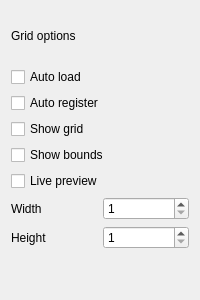
Qt form ui/GridOptions.ui (Fefedu973/OpenRGBVisualMapPlugin) before a commit.
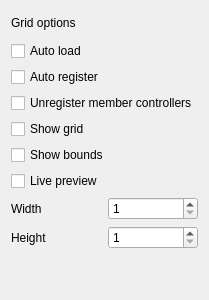
The same form after that commit.

Commit message: Add option to unregister member controllers when virtual controller is registered

```diff
--- a/ui/GridOptions.ui
+++ b/ui/GridOptions.ui
@@ -21,15 +21,8 @@
   </property>
   <layout class="QGridLayout" name="gridLayout_4">
    <item row="0" column="0">
-    <layout class="QGridLayout" name="gridLayout" rowstretch="1,1,1,1,1,1,0,0,0">
-     <item row="3" column="0">
-      <widget class="QCheckBox" name="grid_checkBox">
-       <property name="text">
-        <string>Show grid</string>
-       </property>
-      </widget>
-     </item>
-     <item row="7" column="0">
+    <layout class="QGridLayout" name="gridLayout" rowstretch="1,1,1,1,1,1,0,0,0,0">
+     <item row="8" column="0">
       <layout class="QGridLayout" name="gridLayout_3">
        <item row="0" column="0">
         <widget class="QLabel" name="height">
@@ -53,14 +46,45 @@
        </item>
       </layout>
      </item>
-     <item row="5" column="0">
-      <widget class="QCheckBox" name="live_preview_checkBox">
+     <item row="0" column="0">
+      <widget class="QLabel" name="label">
        <property name="text">
-        <string>Live preview</string>
+        <string>Grid options</string>
        </property>
       </widget>
      </item>
-     <item row="8" column="0">
+     <item row="7" column="0">
+      <layout class="QGridLayout" name="gridLayout_2">
+       <item row="0" column="0">
+        <widget class="QLabel" name="width">
+         <property name="text">
+          <string>Width</string>
+         </property>
+        </widget>
+       </item>
+       <item row="0" column="1">
+        <widget class="QSpinBox" name="w_spinBox">
+         <property name="minimum">
+          <number>1</number>
+         </property>
+         <property name="maximum">
+          <number>1024</number>
+         </property>
+         <property name="singleStep">
+          <number>1</number>
+         </property>
+        </widget>
+       </item>
+      </layout>
+     </item>
+     <item row="2" column="0">
+      <widget class="QCheckBox" name="auto_register_checkBox">
+       <property name="text">
+        <string>Auto register</string>
+       </property>
+      </widget>
+     </item>
+     <item row="9" column="0">
       <spacer name="verticalSpacer">
        <property name="orientation">
         <enum>Qt::Vertical</enum>
@@ -73,10 +97,10 @@
        </property>
       </spacer>
      </item>
-     <item row="0" column="0">
-      <widget class="QLabel" name="label">
+     <item row="5" column="0">
+      <widget class="QCheckBox" name="bounds_checkBox">
        <property name="text">
-        <string>Grid options</string>
+        <string>Show bounds</string>
        </property>
       </widget>
      </item>
@@ -87,41 +111,24 @@
        </property>
       </widget>
      </item>
-     <item row="6" column="0">
-      <layout class="QGridLayout" name="gridLayout_2">
-       <item row="0" column="0">
-        <widget class="QLabel" name="width">
-         <property name="text">
-          <string>Width</string>
-         </property>
-        </widget>
-       </item>
-       <item row="0" column="1">
-        <widget class="QSpinBox" name="w_spinBox">
-         <property name="minimum">
-          <number>1</number>
-         </property>
-         <property name="maximum">
-          <number>1024</number>
-         </property>
-         <property name="singleStep">
-          <number>1</number>
-         </property>
-        </widget>
-       </item>
-      </layout>
-     </item>
      <item row="4" column="0">
-      <widget class="QCheckBox" name="bounds_checkBox">
+      <widget class="QCheckBox" name="grid_checkBox">
        <property name="text">
-        <string>Show bounds</string>
+        <string>Show grid</string>
        </property>
       </widget>
      </item>
-     <item row="2" column="0">
-      <widget class="QCheckBox" name="auto_register_checkBox">
+     <item row="6" column="0">
+      <widget class="QCheckBox" name="live_preview_checkBox">
        <property name="text">
-        <string>Auto register</string>
+        <string>Live preview</string>
+       </property>
+      </widget>
+     </item>
+     <item row="3" column="0">
+      <widget class="QCheckBox" name="unregister_members_checkBox">
+       <property name="text">
+        <string>Unregister member controllers</string>
        </property>
       </widget>
      </item>
```
The commit also changes 7 other files.
